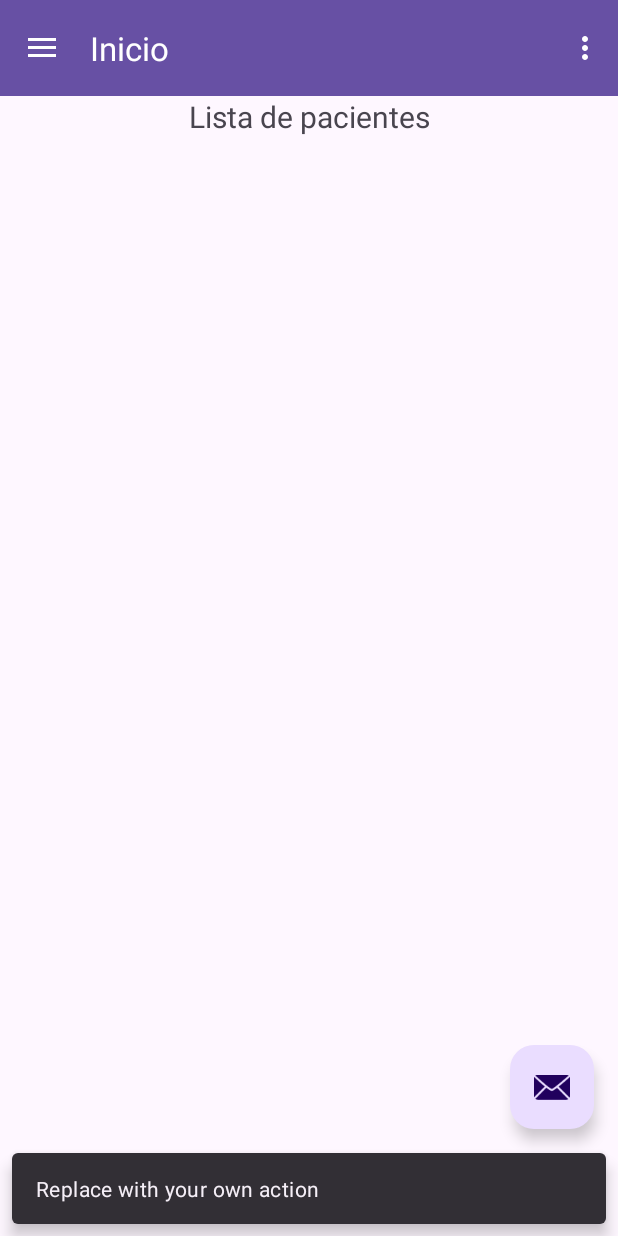
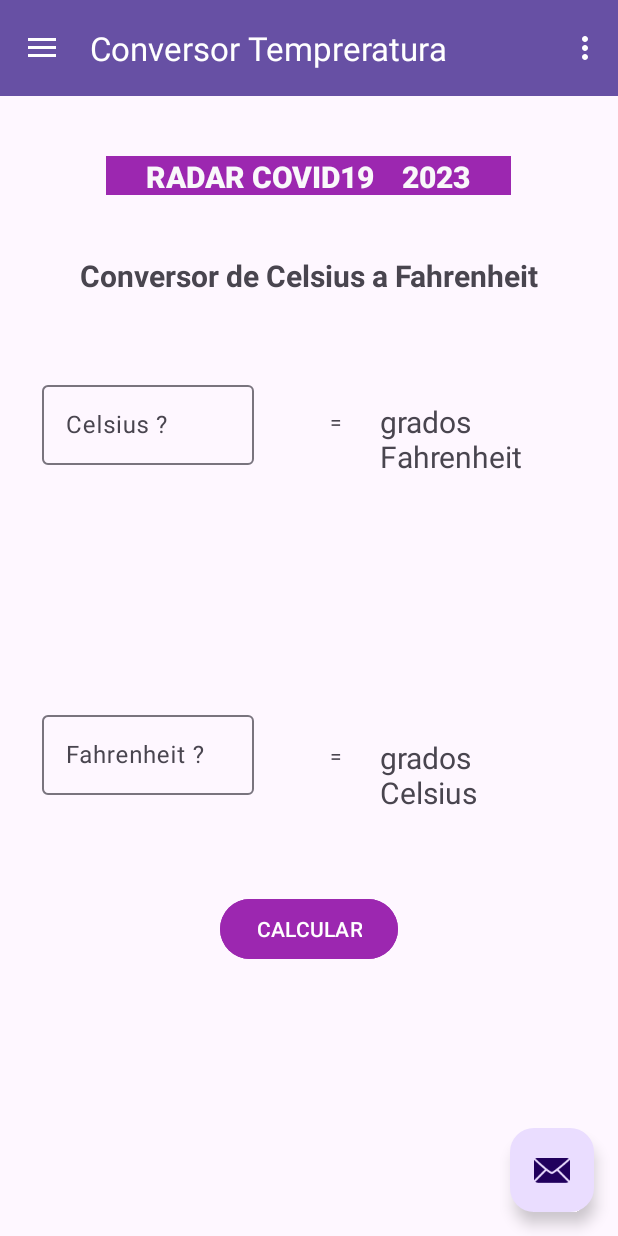
Before and after one commit to alberdsp/AndroidCovid19, an Android app: the MainActivity2 screen opened directly, with no data from a screen before it, after a tap on an icon or button, on a phone screen of 412 x 824 dp. Run offline under Robolectric (Android 15) with nearby library versions, the phone set to English and light mode, and no system bars; our stand-ins replace navigation-ui; Roboto replaces fonts that are not available here.

Commit message:
funcionalidad de conversor de temperatura MVVM implementado

```diff
--- a/app/src/main/java/com/example/covid_19app/views/MainActivity2.java
+++ b/app/src/main/java/com/example/covid_19app/views/MainActivity2.java
@@ -1,6 +1,7 @@
 package com.example.covid_19app.views;
 
 import android.os.Bundle;
+import android.util.Log;
 import android.view.View;
 import android.view.Menu;
 
@@ -31,8 +32,16 @@ private ActivityMain2Binding binding;
         binding.appBarMain.fab.setOnClickListener(new View.OnClickListener() {
             @Override
             public void onClick(View view) {
-                Snackbar.make(view, "Replace with your own action", Snackbar.LENGTH_LONG)
-                        .setAction("Action", null).show();
+                Log.d("MainActivity2", "FAB Clicked"); // Debug log
+
+                try {
+                    NavController navController = Navigation.findNavController(MainActivity2.this, R.id.nav_host_fragment_content_main);
+                    navController.navigate(R.id.conversorFragment);
+
+
+                } catch (Exception e) {
+                    Log.e("MainActivity2", "Navigation Error", e); // Error log
+                }
             }
         });
         DrawerLayout drawer = binding.drawerLayout;
--- a/app/src/main/java/com/example/covid_19app/views/ui/conversor/ConversorViewModel.java
+++ b/app/src/main/java/com/example/covid_19app/views/ui/conversor/ConversorViewModel.java
@@ -5,35 +5,32 @@ import androidx.lifecycle.MutableLiveData;
 import androidx.lifecycle.ViewModel;
 
 
-
-/**
- * Clase que se encarga la vista modelo del conversor de temperatura
- */
+// clase vista modelo para el conversor de temperaturas
 public class ConversorViewModel extends ViewModel {
 
-    private final MutableLiveData<Integer> celsiusToFahrenheit;
-    private final MutableLiveData<Integer> fahrenheitToCelsius;
+    private final MutableLiveData<String> celsiusToFahrenheitResult = new MutableLiveData<>();
+    private final MutableLiveData<String> fahrenheitToCelsiusResult = new MutableLiveData<>();
 
-    public ConversorViewModel() {
-        celsiusToFahrenheit = new MutableLiveData<>();
-        fahrenheitToCelsius = new MutableLiveData<>();
+
+
+    // método para convertir de celsius a fahrenheit
+    public void convertCelsiusToFahrenheit(int celsius) {
+        int fahrenheit = ((celsius * 9) / 5) + 32;
+        celsiusToFahrenheitResult.setValue(String.valueOf(fahrenheit));
     }
 
-    public LiveData<Integer> getCelsiusToFahrenheit() {
-        return celsiusToFahrenheit;
+    //
+    public void convertFahrenheitToCelsius(int fahrenheit) {
+        int celsius = ((fahrenheit - 32) * 5) / 9;
+        fahrenheitToCelsiusResult.setValue(String.valueOf(celsius));
     }
 
-    public LiveData<Integer> getFahrenheitToCelsius() {
-        return fahrenheitToCelsius;
+    // métodos para obtener los resultados de las conversiones
+    public LiveData<String> getCelsiusToFahrenheitResult() {
+        return celsiusToFahrenheitResult;
     }
 
-    public void convertCelsiusToFahrenheit(int celsius) {
-        int fahrenheit = ((celsius * 9) / 5) + 32;
-        celsiusToFahrenheit.setValue(fahrenheit);
-    }
-
-    public void convertFahrenheitToCelsius(int fahrenheit) {
-        int celsius = ((fahrenheit - 32) * 5) / 9;
-        fahrenheitToCelsius.setValue(celsius);
+    public LiveData<String> getFahrenheitToCelsiusResult() {
+        return fahrenheitToCelsiusResult;
     }
 }
--- a/app/src/main/res/navigation/mobile_navigation.xml
+++ b/app/src/main/res/navigation/mobile_navigation.xml
@@ -23,8 +23,12 @@
         android:label="@string/menu_slideshow"
         tools:layout="@layout/fragment_slideshow" />
     <fragment
-        android:id="@+id/conversorFragment2"
+        android:id="@+id/conversorFragment"
         android:name="com.example.covid_19app.views.ui.conversor.ConversorFragment"
-        android:label="fragment_conversor"
-        tools:layout="@layout/fragment_conversor" />
+        android:label="Conversor Tempreratura"
+        tools:layout="@layout/fragment_conversor" >
+        <action
+            android:id="@+id/action_conversorFragment_to_nav_home"
+            app:destination="@id/nav_home" />
+    </fragment>
 </navigation>
```
Also changed, not shown: app/src/main/java/com/example/covid_19app/views/ui/conversor/ConversorFragment.java (+32 -121 lines), app/src/main/res/navigation/nav_graph.xml (+6 -2 lines), app/src/main/res/navigation/nav_graph2.xml (+0 -12 lines).
